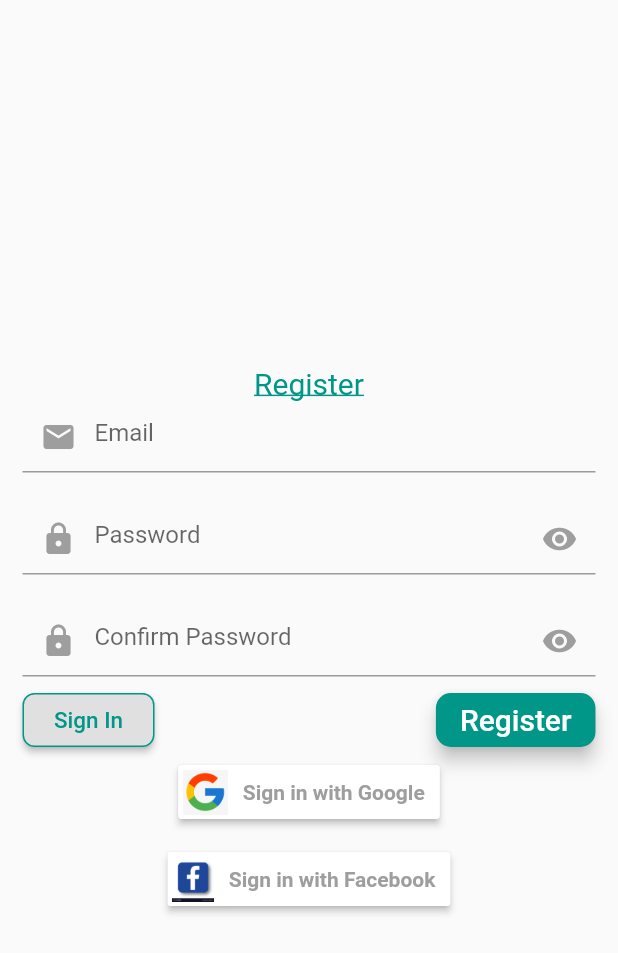
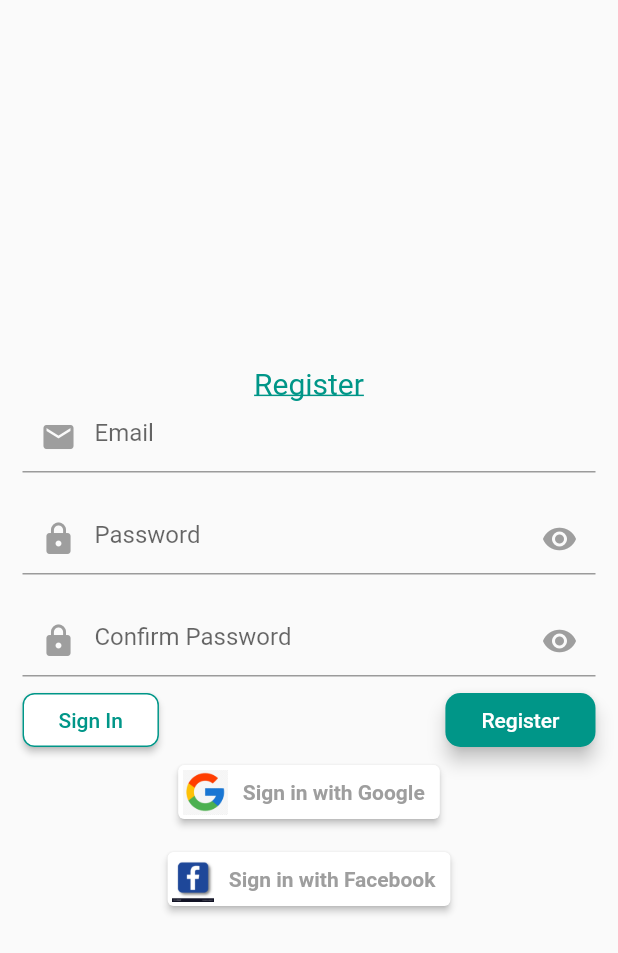
Before and after one commit to NKGS/Flutter_Basics, a Flutter app: the screen it shows after launch, after a tap on "Register", on a phone screen of 412 x 824 dp. Shown: the top 953 px of the screen. Run offline on Flutter 3.47's test engine with Material 2 defaults, Android fonts, the phone set to English and light mode, and no system bars; our stand-ins replace connectivity, firebase_auth, google_sign_in; missing offline and left inert: flutter_facebook_login; accounts and stored records are empty; Roboto replaces fonts that are missing (Hind).

Commit message:
code for theme related changes + navigation based on conditions

```diff
--- a/lib/main.dart
+++ b/lib/main.dart
@@ -1,6 +1,7 @@
 import 'package:flutter/material.dart';
 import 'package:flutterbasics/service/authentication.dart';
 import 'package:flutterbasics/view/RootView.dart';
+import 'package:flutterbasics/view/SearchProducts.dart';
 
 void main() {
   runApp(MyApp());
@@ -13,10 +14,36 @@ class MyApp extends StatelessWidget {
     return MaterialApp(
       title: 'Flutter Basics',
       theme: ThemeData(
-        primarySwatch: Colors.blue,
+        primarySwatch: Colors.teal,
+        accentColor: Colors.teal,
         visualDensity: VisualDensity.adaptivePlatformDensity,
+        brightness: Brightness.light,
+        buttonTheme: ButtonThemeData(
+          buttonColor: Colors.teal,
+          textTheme: ButtonTextTheme.primary,
+        ),
+        textTheme: TextTheme(
+          headline1: TextStyle(fontSize: 72.0, fontWeight: FontWeight.bold),
+          headline6: TextStyle(fontSize: 36.0, fontStyle: FontStyle.italic),
+          bodyText2: TextStyle(fontSize: 14.0, fontFamily: 'Hind'),
+          button: TextStyle(fontSize: 14.0, color:Colors.teal)
+        ),
       ),
       home: RootView(baseAuth: new Authentication()),
+      // routes: <String, WidgetBuilder>{
+      //   '/': (context) => RootView(baseAuth: new Authentication()),
+      //   '/SearchProducts': (context) => SearchProducts(),
+      // },
+      onGenerateRoute: (RouteSettings settings) {
+        switch (settings.name) {
+          case '/':
+            return MaterialPageRoute(settings: settings, builder: (context)=> RootView(baseAuth: new Authentication()));
+            break;
+          case '/SearchProducts':
+            return MaterialPageRoute(settings:settings, builder: (context)=> SearchProducts());
+            break;
+        }
+      },
     );
   }
 }
--- a/lib/utils/MyDrawer.dart
+++ b/lib/utils/MyDrawer.dart
@@ -1,5 +1,25 @@
 import 'package:flutter/material.dart';
-import 'package:flutterbasics/view/SearchProducts.dart';
+
+extension NavigatorStateExtension on NavigatorState {
+
+  void pushNamedIfNotCurrent( String routeName, {Object arguments} ) {
+    if (!isCurrent(routeName)) {
+      pushNamed( routeName, arguments: arguments );
+    }
+  }
+
+  bool isCurrent( String routeName ) {
+    bool isCurrent = false;
+    popUntil( (route) {
+      if (route.settings.name == routeName) {
+        isCurrent = true;
+      }
+      return true;
+    } );
+    return isCurrent;
+  }
+
+}
 
 class MyDrawer extends StatelessWidget {
 
@@ -27,6 +47,14 @@ class MyDrawer extends StatelessWidget {
               )
         ]
     );
+
+    dismissDrawerAndPush(routeName) {
+      //to dismiss drawer
+      Navigator.pop(context);
+
+      //check if the route exists in stack if so then do not push
+      Navigator.of(context).pushNamedIfNotCurrent(routeName);
+    }
 
     return Drawer(
       child: Column(
@@ -56,16 +84,7 @@ class MyDrawer extends StatelessWidget {
                 ListTile(
                   title: Text('Search Products'),
                   onTap: () {
-
-                    var route = ModalRoute.of(context);
-
-                    if(route!=null){
-                        print(route.settings.name);
-                    }
-                    //to dismiss drawer
-                    Navigator.pop(context);
-                    //Navigator.pushNamed(context, "/SearchProducts");
-                    Navigator.push(context, MaterialPageRoute(builder: (context) => SearchProducts() ));
+                    dismissDrawerAndPush("/SearchProducts");
                   },
                 ),
                 Divider(height: 1.0, color: Colors.blueGrey,),
--- a/lib/view/LoginView.dart
+++ b/lib/view/LoginView.dart
@@ -372,21 +372,15 @@ class _LoginViewState extends State<LoginView> {
         mainAxisAlignment: MainAxisAlignment.spaceBetween,
           children: <Widget>[
             RaisedButton(
-              shape: RoundedRectangleBorder(
-                  borderRadius: BorderRadius.circular(8.0),
-                  side: BorderSide(color: Colors.teal)
-              ),
-              child: Text('Register',
-                style: TextStyle(fontSize: 15.0, color: Colors.teal),),
+              shape: new OutlineInputBorder(borderRadius: new BorderRadius.circular(8.0), borderSide: BorderSide(color: Colors.teal)),
+              color: Colors.white,
+              child: Text('Register', style: Theme.of(context).textTheme.button),
               onPressed: moveToRegister,
             ),
             RaisedButton(
               elevation: 0.0,
-              shape: new RoundedRectangleBorder(
-                  borderRadius: new BorderRadius.circular(8.0)),
-              color: Colors.teal,
-              child: new Text('Login',
-                  style: new TextStyle(fontSize: 20.0, color: Colors.white)),
+              shape: new RoundedRectangleBorder(borderRadius: new BorderRadius.circular(8.0)),
+              child: new Text('Login'),
               onPressed: () {
                 networkCheck.checkInternet(validateAndSubmit);
               },
@@ -397,21 +391,15 @@ class _LoginViewState extends State<LoginView> {
           mainAxisAlignment: MainAxisAlignment.spaceBetween,
           children: <Widget>[
             RaisedButton(
-              shape: RoundedRectangleBorder(
-                  borderRadius: BorderRadius.circular(8.0),
-                  side: BorderSide(color: Colors.teal)
-              ),
-              child: Text('Sign In',
-                style: TextStyle(fontSize: 15.0, color: Colors.teal),),
+              shape: new OutlineInputBorder(borderRadius: new BorderRadius.circular(8.0), borderSide: BorderSide(color: Colors.teal)),
+              color: Colors.white,
+              child: Text('Sign In', style: Theme.of(context).textTheme.button),
               onPressed: moveToLogin,
             ),
             RaisedButton(
               elevation: 5.0,
-              shape: new RoundedRectangleBorder(
-                  borderRadius: new BorderRadius.circular(10.0)),
-              color: Colors.teal,
-              child: new Text('Register',
-                  style: new TextStyle(fontSize: 20.0, color: Colors.white)),
+              shape: new RoundedRectangleBorder(borderRadius: new BorderRadius.circular(10.0)),
+              child: new Text('Register'),
               onPressed: () {
                 networkCheck.checkInternet(validateAndSubmit);
               },
```
